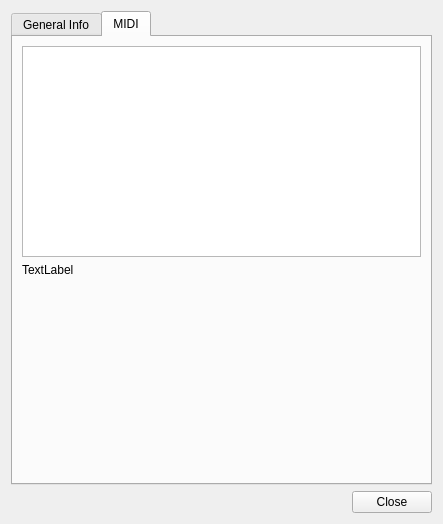
Qt form about/about.ui (sslyutov/MeeDee) before a commit.
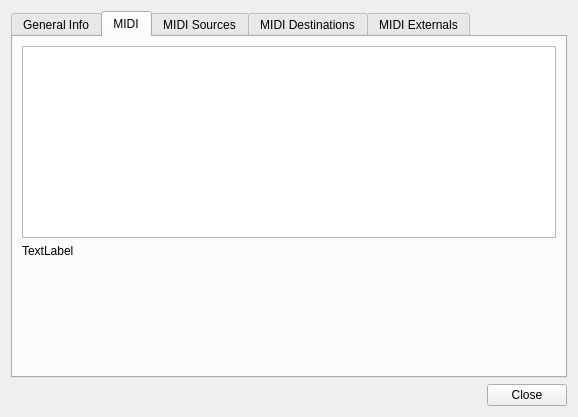
The same form after that commit. The open tabs and pages were chosen to show the change.

The edit to the form file:
```diff
--- a/about/about.ui
+++ b/about/about.ui
@@ -6,8 +6,8 @@
    <rect>
     <x>0</x>
     <y>0</y>
-    <width>443</width>
-    <height>524</height>
+    <width>578</width>
+    <height>417</height>
    </rect>
   </property>
   <property name="windowTitle">
@@ -77,6 +77,21 @@
          </item>
         </layout>
        </widget>
+       <widget class="QWidget" name="midisrctab">
+        <attribute name="title">
+         <string>MIDI Sources</string>
+        </attribute>
+       </widget>
+       <widget class="QWidget" name="mididsttab">
+        <attribute name="title">
+         <string>MIDI Destinations</string>
+        </attribute>
+       </widget>
+       <widget class="QWidget" name="midiexttab">
+        <attribute name="title">
+         <string>MIDI Externals</string>
+        </attribute>
+       </widget>
       </widget>
      </item>
     </layout>
```
Left out of the diff: 8 changed lines with no effect on the pictures.
